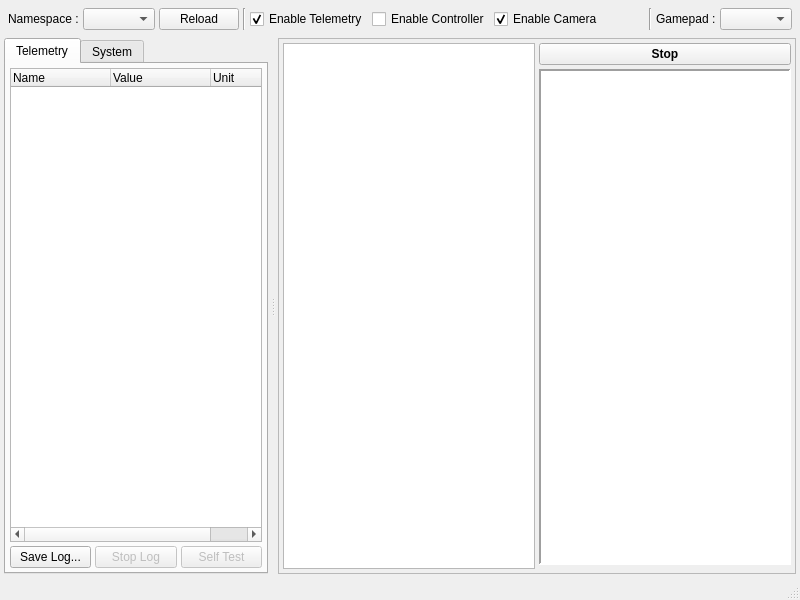
Above: src/phoenix_gui/src/main_window.ui from RyutoTanaka/phoenix-jetson before the change. Below: the same form after it.
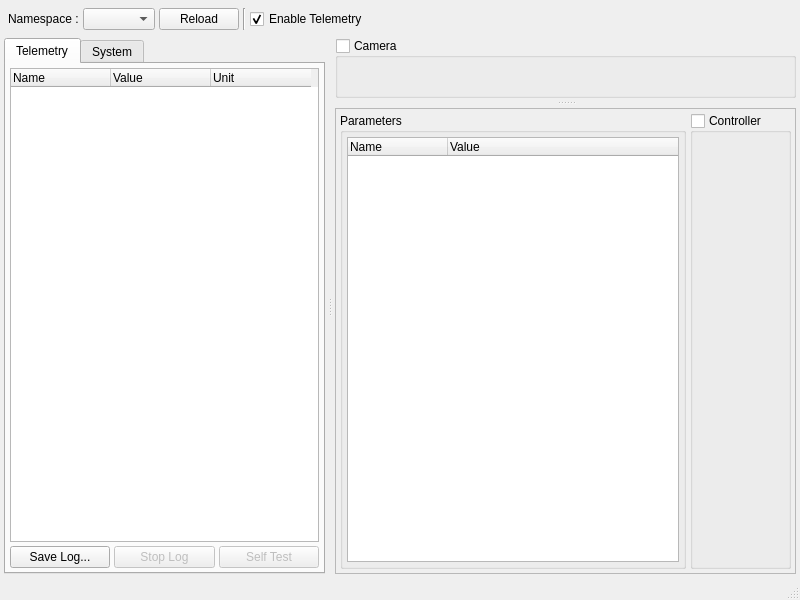
That is the form after the change. Custom widgets are drawn as their Qt base class.

```diff
--- a/src/phoenix_gui/src/main_window.ui
+++ b/src/phoenix_gui/src/main_window.ui
@@ -95,23 +95,6 @@
          </property>
         </widget>
        </item>
-       <item>
-        <widget class="QCheckBox" name="enableControllerCheckBox">
-         <property name="text">
-          <string>Enable Controller</string>
-         </property>
-        </widget>
-       </item>
-       <item>
-        <widget class="QCheckBox" name="enableCameraCheckBox">
-         <property name="text">
-          <string>Enable Camera</string>
-         </property>
-         <property name="checked">
-          <bool>true</bool>
-         </property>
-        </widget>
-       </item>
        <item>
         <spacer name="horizontalSpacer">
          <property name="orientation">
@@ -125,33 +108,6 @@
          </property>
         </spacer>
        </item>
-       <item>
-        <widget class="Line" name="line_2">
-         <property name="orientation">
-          <enum>Qt::Vertical</enum>
-         </property>
-        </widget>
-       </item>
-       <item>
-        <widget class="QLabel" name="label">
-         <property name="text">
-          <string>Gamepad :</string>
-         </property>
-        </widget>
-       </item>
-       <item>
-        <widget class="QComboBox" name="gamepadComboBox">
-         <property name="sizePolicy">
-          <sizepolicy hsizetype="Preferred" vsizetype="MinimumExpanding">
-           <horstretch>0</horstretch>
-           <verstretch>0</verstretch>
-          </sizepolicy>
-         </property>
-         <property name="sizeAdjustPolicy">
-          <enum>QComboBox::AdjustToContents</enum>
-         </property>
-        </widget>
-       </item>
       </layout>
      </widget>
     </item>
@@ -335,7 +291,24 @@
           <property name="orientation">
            <enum>Qt::Vertical</enum>
           </property>
-          <widget class="QFrame" name="controllerFrame">
+          <property name="handleWidth">
+           <number>10</number>
+          </property>
+          <widget class="QGroupBox" name="cameraGroup">
+           <property name="title">
+            <string>Camera</string>
+           </property>
+           <property name="flat">
+            <bool>false</bool>
+           </property>
+           <property name="checkable">
+            <bool>true</bool>
+           </property>
+           <property name="checked">
+            <bool>false</bool>
+           </property>
+          </widget>
+          <widget class="QFrame" name="bottomFrame">
            <property name="minimumSize">
             <size>
              <width>256</width>
@@ -348,7 +321,10 @@
            <property name="frameShadow">
             <enum>QFrame::Raised</enum>
            </property>
-           <layout class="QGridLayout" name="controllerLayout">
+           <layout class="QHBoxLayout" name="horizontalLayout_3">
+            <property name="spacing">
+             <number>4</number>
+            </property>
             <property name="leftMargin">
              <number>4</number>
             </property>
@@ -361,41 +337,60 @@
             <property name="bottomMargin">
              <number>4</number>
             </property>
-            <property name="spacing">
-             <number>4</number>
-            </property>
-            <item row="1" column="1">
-             <widget class="QGraphicsView" name="controllerPadGraphics">
-              <property name="frameShape">
-               <enum>QFrame::Panel</enum>
+            <item>
+             <widget class="QGroupBox" name="parameterGroup">
+              <property name="title">
+               <string>Parameters</string>
               </property>
-              <property name="lineWidth">
-               <number>2</number>
-              </property>
-              <property name="verticalScrollBarPolicy">
-               <enum>Qt::ScrollBarAlwaysOff</enum>
-              </property>
-              <property name="horizontalScrollBarPolicy">
-               <enum>Qt::ScrollBarAlwaysOff</enum>
-              </property>
+              <layout class="QVBoxLayout" name="verticalLayout_5">
+               <property name="spacing">
+                <number>4</number>
+               </property>
+               <property name="leftMargin">
+                <number>4</number>
+               </property>
+               <property name="topMargin">
+                <number>4</number>
+               </property>
+               <property name="rightMargin">
+                <number>4</number>
+               </property>
+               <property name="bottomMargin">
+                <number>4</number>
+               </property>
+               <item>
+                <widget class="QTreeWidget" name="parameterTree">
+                 <property name="columnCount">
+                  <number>2</number>
+                 </property>
+                 <column>
+                  <property name="text">
+                   <string>Name</string>
+                  </property>
+                 </column>
+                 <column>
+                  <property name="text">
+                   <string>Value</string>
+                  </property>
+                 </column>
+                </widget>
+               </item>
+              </layout>
              </widget>
             </item>
-            <item row="0" column="1">
-             <widget class="QPushButton" name="controllerStopButton">
-              <property name="font">
-               <font>
-                <weight>75</weight>
-                <bold>true</bold>
-               </font>
+            <item>
+             <widget class="ControllerControls" name="controllerGroup">
+              <property name="title">
+               <string>Controller</string>
               </property>
-              <property name="text">
-               <string>Stop</string>
+              <property name="checkable">
+               <bool>true</bool>
               </property>
+              <property name="checked">
+               <bool>false</bool>
+              </property>
              </widget>
             </item>
-            <item row="0" column="0" rowspan="3">
-             <widget class="QListWidget" name="controllerList"/>
-            </item>
            </layout>
           </widget>
          </widget>
@@ -408,6 +403,14 @@
   </widget>
   <widget class="QStatusBar" name="statusBar"/>
  </widget>
+ <customwidgets>
+  <customwidget>
+   <class>ControllerControls</class>
+   <extends>QGroupBox</extends>
+   <header>controller.hpp</header>
+   <container>1</container>
+  </customwidget>
+ </customwidgets>
  <resources/>
  <connections/>
 </ui>
```
Left out of the diff: 2 changed lines with no effect on the pictures.
